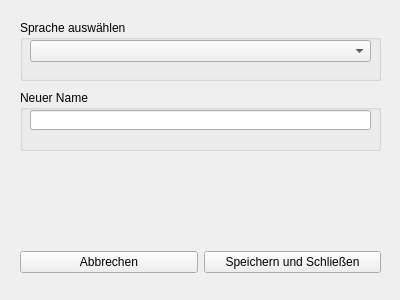
First picture: the form in UIs/WindowSpracheAendern.ui, repository JPaehr/VokabelTrainer, before the edit.
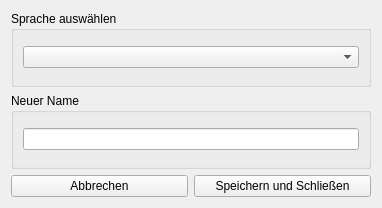
Second picture: the form after the edit.

Commit message: Layout von Quellendateien für Buch, Lektion, sprache ändern und Wörterbuch resizeable gemacht

```diff
--- a/UIs/WindowSpracheAendern.ui
+++ b/UIs/WindowSpracheAendern.ui
@@ -6,69 +6,42 @@
    <rect>
     <x>0</x>
     <y>0</y>
-    <width>400</width>
-    <height>300</height>
+    <width>382</width>
+    <height>208</height>
    </rect>
   </property>
   <property name="windowTitle">
    <string>Sprache ändern</string>
   </property>
+  <layout class="QVBoxLayout" name="verticalLayout_2">
+   <item>
+    <layout class="QVBoxLayout" name="verticalLayout">
+     <item>
   <widget class="QGroupBox" name="groupBox">
-   <property name="geometry">
-    <rect>
-     <x>20</x>
-     <y>20</y>
-     <width>361</width>
-     <height>61</height>
-    </rect>
-   </property>
    <property name="title">
     <string>Sprache auswählen</string>
    </property>
-   <widget class="QComboBox" name="cBSpracheAuswaehlen">
-    <property name="geometry">
-     <rect>
-      <x>10</x>
-      <y>20</y>
-      <width>341</width>
-      <height>22</height>
-     </rect>
-    </property>
-   </widget>
-  </widget>
+       <layout class="QVBoxLayout" name="verticalLayout_3">
+        <item>
+         <widget class="QComboBox" name="cBSpracheAuswaehlen"/>
+        </item>
+       </layout>
+      </widget>
+     </item>
+     <item>
   <widget class="QGroupBox" name="groupBox_2">
-   <property name="geometry">
-    <rect>
-     <x>20</x>
-     <y>90</y>
-     <width>361</width>
-     <height>61</height>
-    </rect>
-   </property>
    <property name="title">
     <string>Neuer Name</string>
    </property>
-   <widget class="QLineEdit" name="tfNeuerName">
-    <property name="geometry">
-     <rect>
-      <x>10</x>
-      <y>20</y>
-      <width>341</width>
-      <height>20</height>
-     </rect>
-    </property>
-   </widget>
-  </widget>
-  <widget class="QWidget" name="">
-   <property name="geometry">
-    <rect>
-     <x>20</x>
-     <y>250</y>
-     <width>361</width>
-     <height>25</height>
-    </rect>
-   </property>
-   <layout class="QHBoxLayout" name="horizontalLayout">
+       <layout class="QVBoxLayout" name="verticalLayout_4">
+        <item>
+         <widget class="QLineEdit" name="tfNeuerName"/>
+        </item>
+       </layout>
+      </widget>
+     </item>
+     <item>
+      <layout class="QHBoxLayout" name="horizontalLayout" stretch="0,0">
     <item>
      <widget class="QPushButton" name="btnAbbrechen">
       <property name="text">
@@ -84,7 +57,10 @@
      </widget>
     </item>
    </layout>
-  </widget>
+     </item>
+    </layout>
+   </item>
+  </layout>
  </widget>
  <resources/>
  <connections/>
```
Lines whose indentation alone changed are shown as unchanged. The commit also changes 4 other files.
